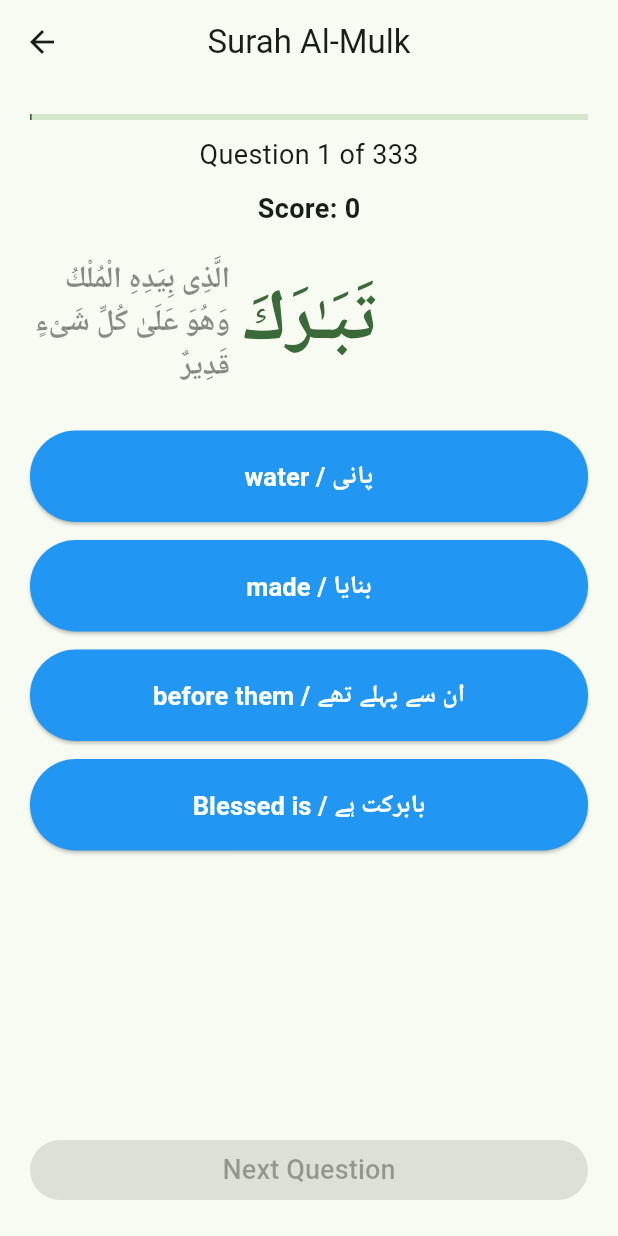
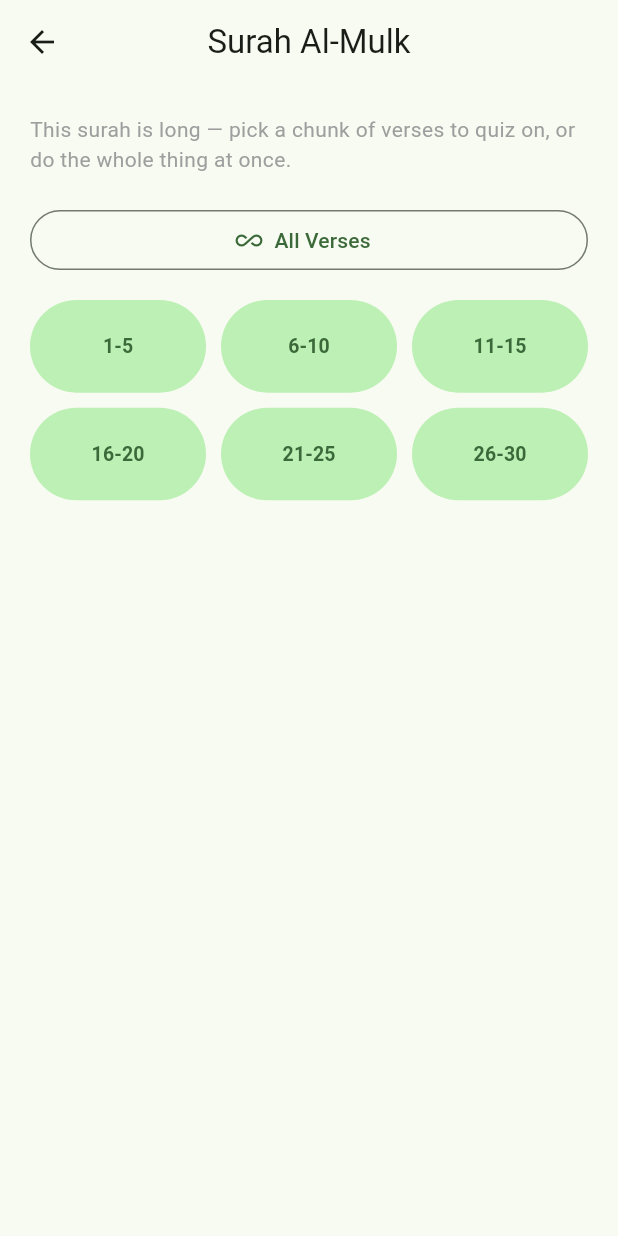
Before and after one commit to muhammadmahboob-collab/UnderstandSalah, a Flutter app: the screen it shows after launch, after a tap on "Surah Al-Mulk", on a phone screen of 412 x 824 dp. Run offline on Flutter 3.47's test engine with Material 3 defaults, Android fonts, the phone set to English and light mode, and no system bars; our stand-ins replace shared_preferences.

Commit message:
Add verse-range picker for long surahs (quiz and flashcards)

```diff
--- a/assets/data/lessons.json
+++ b/assets/data/lessons.json
@@ -30,7 +30,8 @@
     "fileName": "surah67.json",
     "totalWords": 333,
     "icon": "menu_book",
-    "sequential": true
+    "sequential": true,
+    "versesPerRange": 5
   },
   {
     "id": 1,
--- a/lib/models/lesson.dart
+++ b/lib/models/lesson.dart
@@ -9,6 +9,11 @@ class Lesson {
   final String icon;
   final bool sequential;
 
+  /// If set, long Quran lessons offer a "pick a verse range" screen before
+  /// the quiz instead of quizzing on the whole lesson at once — this is
+  /// how many verses (ayahs) are grouped per range.
+  final int? versesPerRange;
+
   const Lesson({
     required this.id,
     required this.title,
@@ -19,7 +24,10 @@ class Lesson {
     required this.totalWords,
     required this.icon,
     this.sequential = false,
+    this.versesPerRange,
   });
+
+  bool get hasVerseRanges => versesPerRange != null;
 
   factory Lesson.fromJson(Map<String, dynamic> json) {
     return Lesson(
@@ -32,6 +40,7 @@ class Lesson {
       totalWords: json['totalWords'],
       icon: json['icon'],
       sequential: json['sequential'] ?? false,
+      versesPerRange: json['versesPerRange'],
     );
   }
 
@@ -46,6 +55,7 @@ class Lesson {
       'totalWords': totalWords,
       'icon': icon,
       'sequential': sequential,
+      'versesPerRange': versesPerRange,
     };
   }
 }
--- a/lib/screens/home_screen.dart
+++ b/lib/screens/home_screen.dart
@@ -9,6 +9,7 @@ import 'flashcard_screen.dart';
 import 'progress_report_screen.dart';
 import 'quiz_screen.dart';
 import 'settings_screen.dart';
+import 'verse_range_screen.dart';
 import 'word_list_screen.dart';
 
 class HomeScreen extends StatefulWidget {
@@ -72,10 +73,19 @@ class _HomeScreenState extends State<HomeScreen> {
   }
 
   Future<void> _openLesson(Lesson lesson, {List<String>? reviewWords}) async {
+    final useRangePicker = reviewWords == null && lesson.hasVerseRanges;
+
     await Navigator.push(
       context,
       MaterialPageRoute(
-        builder: (_) => QuizScreen(
+        builder: (_) => useRangePicker
+            ? VerseRangeScreen(
+                lessonFile: lesson.fileName,
+                title: lesson.title,
+                sequential: lesson.sequential,
+                versesPerRange: lesson.versesPerRange!,
+              )
+            : QuizScreen(
                 lessonFile: lesson.fileName,
                 title: lesson.title,
                 sequential: lesson.sequential,
@@ -474,7 +484,15 @@ class _HomeScreenState extends State<HomeScreen> {
                           Navigator.push(
                             context,
                             MaterialPageRoute(
-                              builder: (_) => FlashcardScreen(
+                              builder: (_) => lesson.hasVerseRanges
+                                  ? VerseRangeScreen(
+                                      lessonFile: lesson.fileName,
+                                      title: lesson.title,
+                                      sequential: lesson.sequential,
+                                      versesPerRange: lesson.versesPerRange!,
+                                      target: VerseRangeTarget.flashcards,
+                                    )
+                                  : FlashcardScreen(
                                       lessonFile: lesson.fileName,
                                       title: lesson.title,
                                     ),
--- /dev/null
+++ b/lib/screens/verse_range_screen.dart
@@ -0,0 +1,155 @@
+import 'package:flutter/material.dart';
+
+import '../services/quiz_service.dart';
+import 'flashcard_screen.dart';
+import 'quiz_screen.dart';
+
+enum VerseRangeTarget { quiz, flashcards }
+
+/// Lets the learner pick a chunk of verses (e.g. "Verses 6-10") to study,
+/// instead of always working through the entire lesson at once — meant for
+/// long surahs where doing all of it in one sitting isn't practical.
+class VerseRangeScreen extends StatefulWidget {
+  final String lessonFile;
+  final String title;
+  final bool sequential;
+  final int versesPerRange;
+  final VerseRangeTarget target;
+
+  const VerseRangeScreen({
+    super.key,
+    required this.lessonFile,
+    required this.title,
+    required this.sequential,
+    required this.versesPerRange,
+    this.target = VerseRangeTarget.quiz,
+  });
+
+  @override
+  State<VerseRangeScreen> createState() => _VerseRangeScreenState();
+}
+
+class _VerseRangeScreenState extends State<VerseRangeScreen> {
+  final QuizService _quizService = QuizService();
+
+  bool _loading = true;
+  int _maxAyah = 0;
+
+  @override
+  void initState() {
+    super.initState();
+    _load();
+  }
+
+  Future<void> _load() async {
+    await _quizService.loadLesson(widget.lessonFile);
+
+    var maxAyah = 0;
+    for (final word in _quizService.words) {
+      if (word.ayah != null && word.ayah! > maxAyah) maxAyah = word.ayah!;
+    }
+
+    setState(() {
+      _maxAyah = maxAyah;
+      _loading = false;
+    });
+  }
+
+  void _open({int? startAyah, int? endAyah}) {
+    final title = startAyah == null
+        ? widget.title
+        : "${widget.title} (Verses $startAyah-$endAyah)";
+
+    Navigator.push(
+      context,
+      MaterialPageRoute(
+        builder: (_) => widget.target == VerseRangeTarget.flashcards
+            ? FlashcardScreen(
+                lessonFile: widget.lessonFile,
+                title: title,
+                ayahRangeStart: startAyah,
+                ayahRangeEnd: endAyah,
+              )
+            : QuizScreen(
+                lessonFile: widget.lessonFile,
+                title: title,
+                sequential: widget.sequential,
+                ayahRangeStart: startAyah,
+                ayahRangeEnd: endAyah,
+              ),
+      ),
+    );
+  }
+
+  @override
+  Widget build(BuildContext context) {
+    if (_loading) {
+      return const Scaffold(body: Center(child: CircularProgressIndicator()));
+    }
+
+    final colorScheme = Theme.of(context).colorScheme;
+    final ranges = <(int, int)>[];
+    for (var start = 1; start <= _maxAyah; start += widget.versesPerRange) {
+      final end = (start + widget.versesPerRange - 1).clamp(0, _maxAyah);
+      ranges.add((start, end));
+    }
+
+    final activity = widget.target == VerseRangeTarget.flashcards
+        ? "study"
+        : "quiz on";
+
+    return Scaffold(
+      appBar: AppBar(title: Text(widget.title), centerTitle: true),
+      body: SafeArea(
+        child: ListView(
+          padding: const EdgeInsets.all(20),
+          children: [
+            Text(
+              "This surah is long — pick a chunk of verses to $activity, or do the whole thing at once.",
+              style: const TextStyle(color: Colors.grey),
+            ),
+            const SizedBox(height: 20),
+
+            SizedBox(
+              width: double.infinity,
+              child: OutlinedButton.icon(
+                onPressed: () => _open(),
+                icon: const Icon(Icons.all_inclusive),
+                label: const Text("All Verses"),
+              ),
+            ),
+            const SizedBox(height: 16),
+
+            GridView.count(
+              crossAxisCount: 3,
+              shrinkWrap: true,
+              physics: const NeverScrollableScrollPhysics(),
+              mainAxisSpacing: 10,
+              crossAxisSpacing: 10,
+              childAspectRatio: 1.9,
+              children: [
+                for (final (start, end) in ranges)
+                  ElevatedButton(
+                    style: ElevatedButton.styleFrom(
+                      backgroundColor: colorScheme.primaryContainer,
+                      foregroundColor: colorScheme.primary,
+                      elevation: 0,
+                      padding: const EdgeInsets.symmetric(horizontal: 4),
+                    ),
+                    onPressed: () => _open(startAyah: start, endAyah: end),
+                    child: Text(
+                      start == end ? "Verse $start" : "$start-$end",
+                      style: const TextStyle(
+                        fontWeight: FontWeight.bold,
+                        fontSize: 13,
+                      ),
+                    ),
+                  ),
+              ],
+            ),
+          ],
+        ),
+      ),
+    );
+  }
+}
--- a/lib/services/quiz_service.dart
+++ b/lib/services/quiz_service.dart
@@ -12,7 +12,7 @@ class QuizService {
   List<VocabularyWord> _words = [];
   List<int> _remainingQuestions = [];
   bool _sequential = false;
-  Set<String>? _restrictedToWords;
+  bool Function(VocabularyWord)? _wordFilter;
   Set<String>? _priorityWords;
   int _totalQuestions = 0;
 
@@ -39,7 +39,7 @@ class QuizService {
 
     _words = jsonData.map((e) => VocabularyWord.fromJson(e)).toList();
     _sequential = sequential;
-    _restrictedToWords = null;
+    _wordFilter = null;
     _priorityWords = priorityWords;
 
     _resetQuestionOrder();
@@ -49,17 +49,26 @@ class QuizService {
   /// a "review missed words" session), while still using the full lesson
   /// vocabulary to generate multiple-choice distractors.
   void restrictToWords(Iterable<String> arabicWords) {
-    _restrictedToWords = arabicWords.toSet();
+    final wanted = arabicWords.toSet();
+    _wordFilter = (w) => wanted.contains(w.arabic);
+    _resetQuestionOrder();
+  }
+
+  /// Restricts the quiz to only ask about words from ayahs [startAyah]
+  /// through [endAyah] (inclusive), e.g. for a "verses 6-10" session of a
+  /// long surah, while still using the full lesson vocabulary to generate
+  /// multiple-choice distractors.
+  void restrictToAyahRange(int startAyah, int endAyah) {
+    _wordFilter = (w) =>
+        w.ayah != null && w.ayah! >= startAyah && w.ayah! <= endAyah;
     _resetQuestionOrder();
   }
 
   void _resetQuestionOrder() {
     Iterable<int> indices = List.generate(_words.length, (index) => index);
 
-    if (_restrictedToWords != null) {
-      indices = indices.where(
-        (i) => _restrictedToWords!.contains(_words[i].arabic),
-      );
+    if (_wordFilter != null) {
+      indices = indices.where((i) => _wordFilter!(_words[i]));
     }
 
     final indexList = indices.toList();
@@ -67,7 +76,7 @@ class QuizService {
     if (_sequential) {
       // getNextQuestion() pops from the end, so reverse to ask in order.
       _remainingQuestions = indexList.reversed.toList();
-    } else if (_restrictedToWords == null &&
+    } else if (_wordFilter == null &&
         _priorityWords != null &&
         _priorityWords!.isNotEmpty) {
       final priority = indexList
```
Also changed, not shown: lib/screens/flashcard_screen.dart (+21 -1 lines), lib/screens/quiz_screen.dart (+18 -4 lines). Lines whose indentation alone changed are shown as unchanged.
